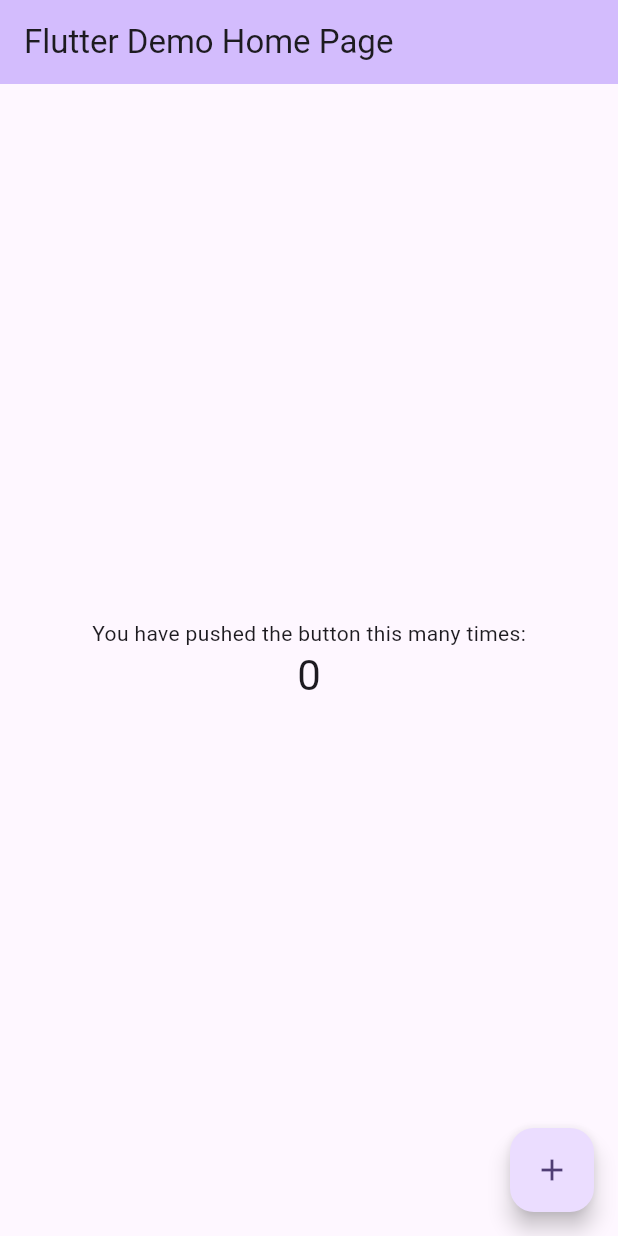
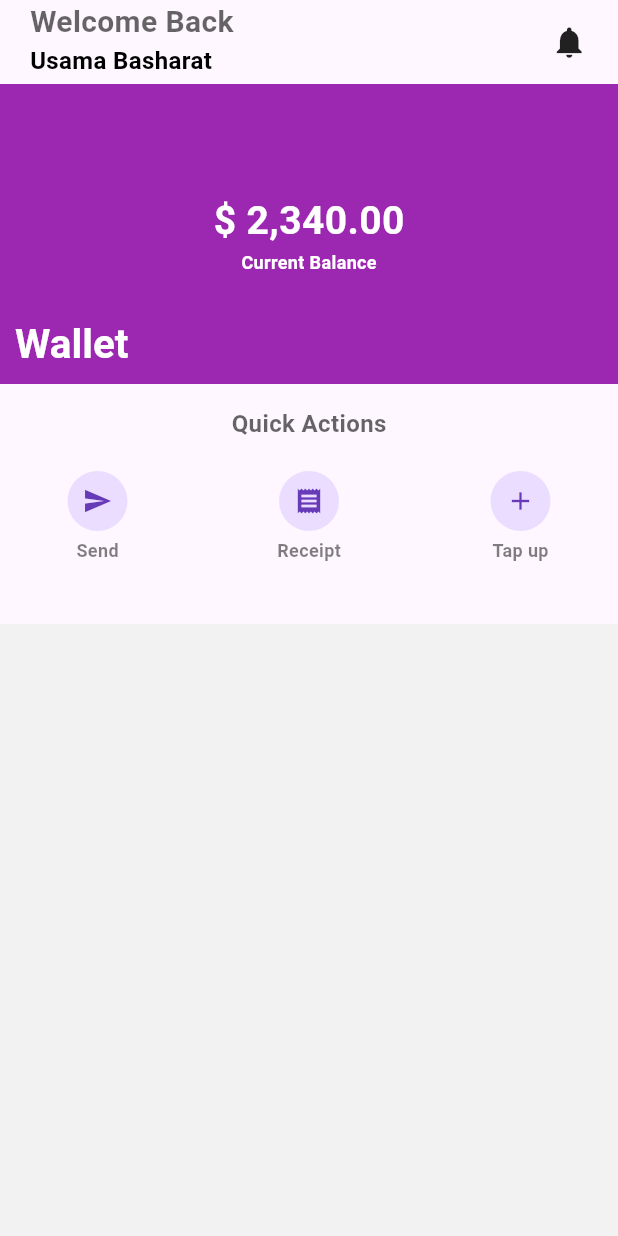
Before and after one commit to DevUsama007/slivers_in_flutter, a Flutter app: the screen it shows after launch, on a phone screen of 412 x 824 dp. Run offline on Flutter 3.47's test engine with Material 3 defaults, Android fonts, the light colour scheme and no system bars.

Commit message:
sliverAppBar code with example is add

```diff
--- /dev/null
+++ b/lib/homePage_sliver.dart
@@ -0,0 +1,182 @@
+import 'package:flutter/material.dart';
+
+class HomepageSliver extends StatefulWidget {
+  const HomepageSliver({super.key});
+
+  @override
+  State<HomepageSliver> createState() => _HomepageSliverState();
+}
+
+class _HomepageSliverState extends State<HomepageSliver> {
+  @override
+  Widget build(BuildContext context) {
+    return Scaffold(
+      backgroundColor: const Color.fromARGB(255, 242, 242, 242),
+      body: CustomScrollView(
+        slivers: [
+          // SliverAppBar(
+          //   // pinned: true, //pined the app bar at the top
+          //   floating: true,
+          //   centerTitle: true,
+          //   expandedHeight: 200.0,
+          //   backgroundColor: Colors.black,
+          //   // toolbarHeight: 100, //set the height of the app bar
+          //   flexibleSpace: FlexibleSpaceBar(
+          //     title: const Text(
+          //       'Sliver App Bar',
+          //       style: TextStyle(
+          //         color: Colors.white,
+          //         fontWeight: FontWeight.bold,
+          //         fontSize: 20,
+          //       ),
+          //     ),
+          //     background: Image.network(
+          //       'https://github.com/DevUsama007/QuickNotes-Notes-Taking-App-/blob/main/assets/images/Yellow%20Modern%20Viral%20Video%20Tutorial%20YouTube%20Thumbnail.png?raw=true',
+          //       fit: BoxFit.cover,
+          //     ),
+          //   ),
+          // ),
+          SliverAppBar(
+            // pinned: true,
+            flexibleSpace: FlexibleSpaceBar(
+              background: Padding(
+                padding: const EdgeInsets.symmetric(horizontal: 20),
+                child: Row(
+                  mainAxisAlignment: MainAxisAlignment.spaceBetween,
+                  children: [
+                    Column(
+                      mainAxisAlignment: MainAxisAlignment.start,
+                      crossAxisAlignment: CrossAxisAlignment.start,
+                      children: [
+                        Text(
+                          'Welcome Back',
+                          style: TextStyle(
+                              fontSize: 20,
+                              fontWeight: FontWeight.w600,
+                              color: Colors.black.withOpacity(0.6)),
+                        ),
+                        Text(
+                          'Usama Basharat',
+                          style: TextStyle(
+                              fontSize: 16,
+                              fontWeight: FontWeight.bold,
+                              color: Colors.black),
+                        ),
+                      ],
+                    ),
+                    Icon(
+                      Icons.notifications,
+                      size: 25,
+                    )
+                  ],
+                ),
+              ),
+            ),
+          ),
+          SliverAppBar(
+            // floating: true,
+            // centerTitle: true,
+            // toolbarHeight: 100,
+            expandedHeight: 200.0,
+            // pinned: true,
+            backgroundColor: Colors.purple,
+            flexibleSpace: FlexibleSpaceBar(
+              background: Column(
+                mainAxisAlignment: MainAxisAlignment.center,
+                children: [
+                  Text(
+                    "\$ 2,340.00",
+                    style: TextStyle(
+                      color: Colors.white,
+                      fontWeight: FontWeight.bold,
+                      fontSize: 26,
+                    ),
+                  ),
+                  Text(
+                    'Current Balance',
+                    style: TextStyle(
+                      color: Colors.white,
+                      fontWeight: FontWeight.bold,
+                      fontSize: 12,
+                    ),
+                  ),
+                ],
+              ),
+              title: Text(
+                'Wallet',
+                style: TextStyle(
+                  color: Colors.white,
+                  fontWeight: FontWeight.bold,
+                  fontSize: 18,
+                ),
+              ),
+              titlePadding: EdgeInsets.symmetric(horizontal: 10, vertical: 10),
+              centerTitle: false,
+            ),
+          ),
+          SliverAppBar(
+            toolbarHeight: 160,
+            pinned: true,
+            expandedHeight: 160,
+            flexibleSpace: FlexibleSpaceBar(
+              background: Padding(
+                padding: const EdgeInsets.all(15.0),
+                child: Column(
+                  children: [
+                    Text('Quick Actions',
+                        style: TextStyle(
+                            color: Colors.black.withOpacity(0.6),
+                            fontSize: 16,
+                            fontWeight: FontWeight.bold)),
+                    Padding(
+                      padding: const EdgeInsets.symmetric(
+                          horizontal: 30, vertical: 20),
+                      child: Row(
+                        mainAxisAlignment: MainAxisAlignment.spaceBetween,
+                        children: [
+                          _quickActionButton(
+                              title: 'Send',
+                              icon: Icons.send,
+                              onPressed: () {}),
+                          _quickActionButton(
+                              title: 'Receipt',
+                              icon: Icons.receipt,
+                              onPressed: () {}),
+                          _quickActionButton(
+                              title: 'Tap up',
+                              icon: Icons.add,
+                              onPressed: () {}),
+                        ],
+                      ),
+                    )
+                  ],
+                ),
+              ),
+            ),
+          ),
+          SliverFillRemaining()
+        ],
+      ),
+    );
+  }
+}
+
+Widget _quickActionButton({
+  required String title,
+  required IconData icon,
+  required VoidCallback onPressed,
+}) {
+  return Column(
+    children: [
+      CircleAvatar(
+        child: Icon(icon, size: 20, color: Colors.deepPurple),
+      ),
+      SizedBox(height: 4),
+      Text(title,
+          style: TextStyle(
+              color: Colors.black.withOpacity(0.5),
+              fontSize: 12,
+              fontWeight: FontWeight.bold))
+    ],
+  );
+}
--- a/lib/main.dart
+++ b/lib/main.dart
@@ -1,4 +1,5 @@
 import 'package:flutter/material.dart';
+import 'package:sliver_in_flutter/homePage_sliver.dart';
 
 void main() {
   runApp(const MyApp());
@@ -32,95 +33,7 @@ class MyApp extends StatelessWidget {
         colorScheme: ColorScheme.fromSeed(seedColor: Colors.deepPurple),
         useMaterial3: true,
       ),
-      home: const MyHomePage(title: 'Flutter Demo Home Page'),
+      home: const HomepageSliver(),
     );
   }
 }
-
-class MyHomePage extends StatefulWidget {
-  const MyHomePage({super.key, required this.title});
-
-  // This widget is the home page of your application. It is stateful, meaning
-  // that it has a State object (defined below) that contains fields that affect
-  // how it looks.
-
-  // This class is the configuration for the state. It holds the values (in this
-  // case the title) provided by the parent (in this case the App widget) and
-  // used by the build method of the State. Fields in a Widget subclass are
-  // always marked "final".
-
-  final String title;
-
-  @override
-  State<MyHomePage> createState() => _MyHomePageState();
-}
-
-class _MyHomePageState extends State<MyHomePage> {
-  int _counter = 0;
-
-  void _incrementCounter() {
-    setState(() {
-      // This call to setState tells the Flutter framework that something has
-      // changed in this State, which causes it to rerun the build method below
-      // so that the display can reflect the updated values. If we changed
-      // _counter without calling setState(), then the build method would not be
-      // called again, and so nothing would appear to happen.
-      _counter++;
-    });
-  }
-
-  @override
-  Widget build(BuildContext context) {
-    // This method is rerun every time setState is called, for instance as done
-    // by the _incrementCounter method above.
-    //
-    // The Flutter framework has been optimized to make rerunning build methods
-    // fast, so that you can just rebuild anything that needs updating rather
-    // than having to individually change instances of widgets.
-    return Scaffold(
-      appBar: AppBar(
-        // TRY THIS: Try changing the color here to a specific color (to
-        // Colors.amber, perhaps?) and trigger a hot reload to see the AppBar
-        // change color while the other colors stay the same.
-        backgroundColor: Theme.of(context).colorScheme.inversePrimary,
-        // Here we take the value from the MyHomePage object that was created by
-        // the App.build method, and use it to set our appbar title.
-        title: Text(widget.title),
-      ),
-      body: Center(
-        // Center is a layout widget. It takes a single child and positions it
-        // in the middle of the parent.
-        child: Column(
-          // Column is also a layout widget. It takes a list of children and
-          // arranges them vertically. By default, it sizes itself to fit its
-          // children horizontally, and tries to be as tall as its parent.
-          //
-          // Column has various properties to control how it sizes itself and
-          // how it positions its children. Here we use mainAxisAlignment to
-          // center the children vertically; the main axis here is the vertical
-          // axis because Columns are vertical (the cross axis would be
-          // horizontal).
-          //
-          // TRY THIS: Invoke "debug painting" (choose the "Toggle Debug Paint"
-          // action in the IDE, or press "p" in the console), to see the
-          // wireframe for each widget.
-          mainAxisAlignment: MainAxisAlignment.center,
-          children: <Widget>[
-            const Text(
-              'You have pushed the button this many times:',
-            ),
-            Text(
-              '$_counter',
-              style: Theme.of(context).textTheme.headlineMedium,
-            ),
-          ],
-        ),
-      ),
-      floatingActionButton: FloatingActionButton(
-        onPressed: _incrementCounter,
-        tooltip: 'Increment',
-        child: const Icon(Icons.add),
-      ), // This trailing comma makes auto-formatting nicer for build methods.
-    );
-  }
-}
```
